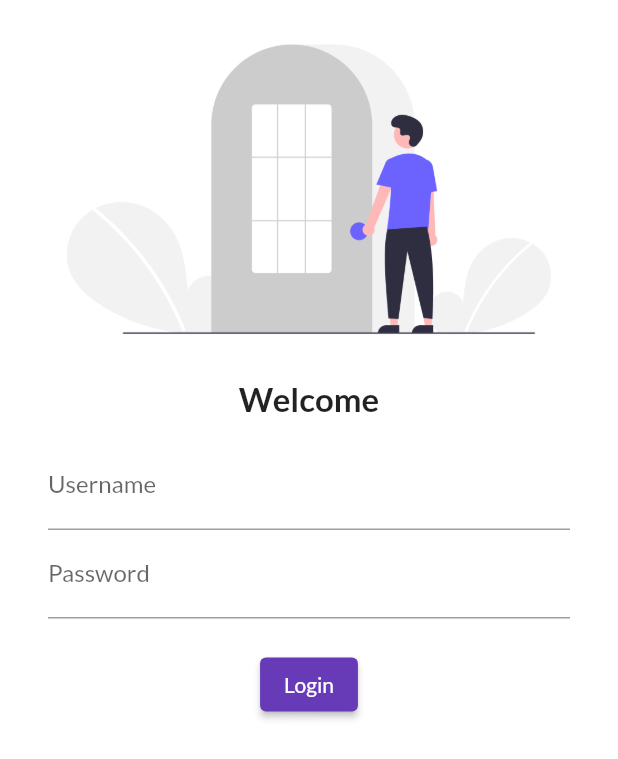
After one commit to Adittya420/Project_Catalog_flutter, a Flutter app: the screen it shows after launch, on a phone screen of 412 x 824 dp. The commit adds this screen. Shown: the top 759 px of the screen. Run offline on Flutter 3.47's test engine with Material 2 defaults, Android fonts, the phone set to English and light mode, and no system bars; our stand-ins replace google_fonts.

Commit message:
Day4 Completed

```diff
--- a/lib/main.dart
+++ b/lib/main.dart
@@ -1,5 +1,6 @@
 import 'package:flutter/material.dart';
 import 'package:flutter_catalog/pages/login_page.dart';
+import 'package:google_fonts/google_fonts.dart';
 
 import 'pages/home_page.dart';
 
@@ -14,7 +15,9 @@ class MyApp extends StatelessWidget {
   Widget build(BuildContext context) {
     return MaterialApp(
       // home: HomePage(),
-      theme: ThemeData(primarySwatch: Colors.deepPurple),
+      theme: ThemeData(
+          primarySwatch: Colors.deepPurple,
+          fontFamily: GoogleFonts.lato().fontFamily),
       routes: {"/": (context) => loginPage(), "/home": (context) => HomePage()},
     );
   }
--- /dev/null
+++ b/lib/pages/login_page.dart
@@ -0,0 +1,56 @@
+import 'dart:ui';
+
+import 'package:flutter/material.dart';
+
+// ignore: camel_case_types
+class loginPage extends StatelessWidget {
+  const loginPage({super.key});
+
+  @override
+  Widget build(BuildContext context) {
+    return Material(
+      color: Colors.white,
+      child: Column(
+        children: [
+          Image.asset(
+            "assets/image/image_login.png",
+            fit: BoxFit.cover,
+          ),
+          SizedBox(),
+          Text(
+            "Welcome",
+            style: TextStyle(fontSize: 22, fontWeight: FontWeight.bold),
+          ),
+          SizedBox(),
+          Padding(
+            padding:
+                const EdgeInsets.symmetric(vertical: 16.0, horizontal: 32.0),
+            child: Column(
+              children: [
+                TextFormField(
+                  decoration: InputDecoration(
+                      labelText: "Username", hintText: "example@gmail.com"),
+                ),
+                TextFormField(
+                  obscureText: true,
+                  decoration: InputDecoration(
+                      labelText: "Password", hintText: "password"),
+                ),
+                SizedBox(
+                  height: 20.0,
+                ),
+                ElevatedButton(
+                  onPressed: () {
+                    print("Hi! Welcome");
+                  },
+                  child: Text("Login"),
+                  style: TextButton.styleFrom(),
+                )
+              ],
+            ),
+          )
+        ],
+      ),
+    );
+  }
+}
--- a/pubspec.yaml
+++ b/pubspec.yaml
@@ -36,6 +36,7 @@ dependencies:
   # The following adds the Cupertino Icons font to your application.
   # Use with the CupertinoIcons class for iOS style icons.
   cupertino_icons: ^1.0.2
+  google_fonts: ^3.0.1
 
 dev_dependencies:
   flutter_test:
@@ -60,8 +61,8 @@ flutter:
   uses-material-design: true
 
   # To add assets to your application, add an assets section, like this:
-  # assets:
-  #   - images/a_dot_burr.jpeg
+  assets:
+    - assets/image/
   #   - images/a_dot_ham.jpeg
 
   # An image asset can refer to one or more resolution-specific "variants", see
```
Also changed, not shown: assets/image/image_login.png (added), assets/undraw_Login_re_4vu2.png (added), lib/pages/home_page.dart (renamed from lib/home_page.dart), pubspec.lock, 1 other file.
